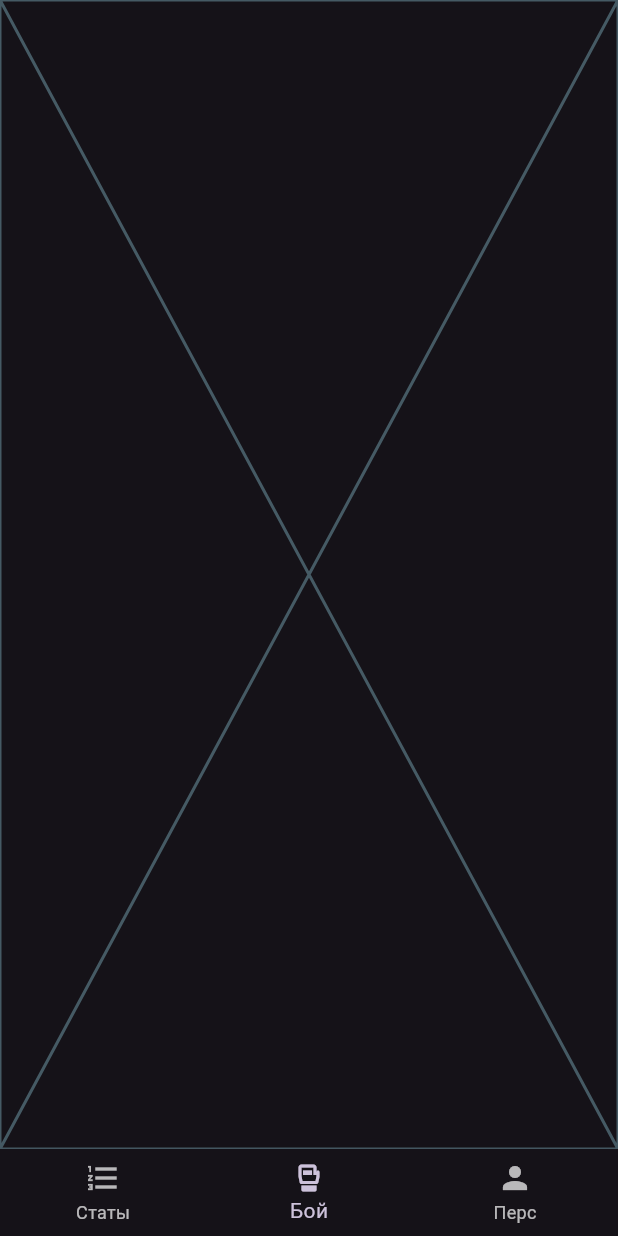
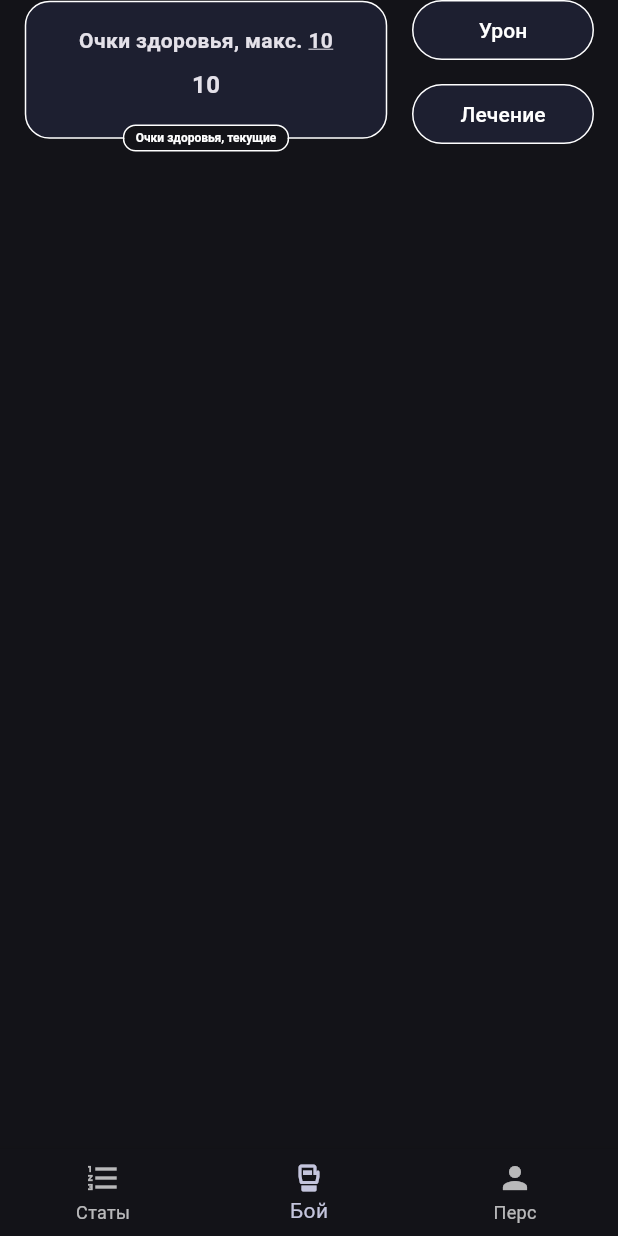
Before and after one commit to MaxSKuzin/dnd_character_list, a Flutter app: the screen it shows after launch, item 2 of the bottom bar chosen, on a phone screen of 412 x 824 dp. Run offline on Flutter 3.47's test engine with Material 3 defaults, Android fonts, the phone set to English and light mode, and no system bars; our stand-ins replace auto_route, flutter_bloc.

Commit message:
Added health section

```diff
--- a/analysis_options.yaml
+++ b/analysis_options.yaml
@@ -7,6 +7,9 @@
 
 # The following line activates a set of recommended lints for Flutter apps,
 # packages, and plugins designed to encourage good coding practices.
+analyzer:
+  errors:
+    use_build_context_synchronously: ignore
 include: package:flutter_lints/flutter.yaml
 
 linter:
--- a/lib/domain/bloc/player_cubit.dart
+++ b/lib/domain/bloc/player_cubit.dart
@@ -7,6 +7,10 @@ class PlayerCubit extends Cubit<Player> {
 
   void takeDamage(int value) {
     emit(state.takeDamage(value));
+  }
+
+  void heal(int health) {
+    emit(state.heal(health));
   }
 
   void shortRest(int health) {
--- a/lib/domain/models/player.dart
+++ b/lib/domain/models/player.dart
@@ -18,6 +18,7 @@ class Player {
   final List<Specialization> _classes;
   final List<Skill> _chosenSkills;
   late final int currentHits;
+  bool isDead;
 
   Player({
     required int strength,
@@ -29,6 +30,7 @@ class Player {
     required List<Specialization> classes,
     required List<Skill> chosenSkills,
     int? hits,
+    this.isDead = false,
   })  : assert(classes.isNotEmpty),
         _classes = classes,
         _strength = Stat(value: strength, kind: StatKind.strength),
@@ -57,20 +59,24 @@ class Player {
   int get maxHits => _classes.fold(0, (previous, spec) => previous + spec.hitPoints(this));
 
   Player takeDamage(int value) {
+    bool isDead = currentHits - value <= -maxHits;
     return _copyWith(
       currentHits: max(0, currentHits - value),
+      isDead: isDead,
     );
   }
 
   Player heal(int health) {
     return _copyWith(
-      currentHits: max(maxHits, currentHits + health),
+      currentHits: min(maxHits, currentHits + health),
+      isDead: false,
     );
   }
 
   Player healFull() {
     return _copyWith(
       currentHits: maxHits,
+      isDead: false,
     );
   }
 
@@ -152,6 +158,7 @@ class Player {
     isEqual &= _classes.equals(other._classes);
     isEqual &= _chosenSkills.equals(other._chosenSkills);
     isEqual &= currentHits == other.currentHits;
+    isEqual &= isDead == other.isDead;
 
     return isEqual;
   }
@@ -167,6 +174,7 @@ class Player {
         _classes,
         _chosenSkills,
         currentHits,
+        isDead,
       ]);
 
   Player _copyWith({
@@ -179,6 +187,7 @@ class Player {
     List<Specialization>? classes,
     List<Skill>? chosenSkills,
     int? currentHits,
+    bool? isDead,
   }) =>
       Player(
         strength: strength ?? this.strength.value,
@@ -190,5 +199,6 @@ class Player {
         classes: classes ?? this.classes,
         chosenSkills: chosenSkills ?? this.chosenSkills,
         hits: currentHits ?? this.currentHits,
+        isDead: isDead ?? this.isDead,
       );
 }
--- a/lib/main.dart
+++ b/lib/main.dart
@@ -33,11 +33,28 @@ class _MyAppState extends State<MyApp> {
       theme: ThemeData(
         extensions: [
           CustomColors(
-            cardColor: Color.fromARGB(255, 29, 31, 48),
+            cardColor: const Color.fromARGB(255, 29, 31, 48),
           ),
         ],
+        filledButtonTheme: FilledButtonThemeData(
+          style: FilledButton.styleFrom(
+            side: const BorderSide(
+              color: Colors.white,
+            ),
+            backgroundColor: const Color.fromARGB(255, 29, 31, 48),
+            foregroundColor: Colors.white,
+          ),
+        ),
+        outlinedButtonTheme: OutlinedButtonThemeData(
+          style: OutlinedButton.styleFrom(
+            side: const BorderSide(
+              color: Colors.white,
+            ),
+            foregroundColor: Colors.white,
+          ),
+        ),
         colorScheme: ColorScheme.fromSeed(
-          seedColor: Colors.deepPurple,
+          seedColor: const Color.fromARGB(255, 29, 31, 48),
           brightness: Brightness.dark,
         ),
         useMaterial3: true,
--- a/lib/presentation/battle_screen/battle_screen.dart
+++ b/lib/presentation/battle_screen/battle_screen.dart
@@ -1,4 +1,5 @@
 import 'package:auto_route/auto_route.dart';
+import 'package:dnd_character_list/presentation/battle_screen/widgets/health_section.dart';
 import 'package:flutter/material.dart';
 
 @RoutePage()
@@ -12,6 +13,16 @@ class BattleScreen extends StatefulWidget {
 class _BattleScreenState extends State<BattleScreen> {
   @override
   Widget build(BuildContext context) {
-    return const Placeholder();
+    return const SafeArea(
+      child: Padding(
+        padding: EdgeInsets.symmetric(horizontal: 16),
+        child: Column(
+          crossAxisAlignment: CrossAxisAlignment.stretch,
+          children: [
+            HealthSection(),
+          ],
+        ),
+      ),
+    );
   }
 }
--- /dev/null
+++ b/lib/presentation/battle_screen/widgets/health_section.dart
@@ -0,0 +1,120 @@
+import 'package:dnd_character_list/domain/bloc/player_cubit.dart';
+import 'package:dnd_character_list/presentation/common/widgets/inter_number_dialog.dart';
+import 'package:dnd_character_list/presentation/common/widgets/labeled_border.dart';
+import 'package:dnd_character_list/presentation/extensions/context_extensions.dart';
+import 'package:dnd_character_list/presentation/main_flow/player_model.dart';
+import 'package:flutter/material.dart';
+import 'package:flutter_bloc/flutter_bloc.dart';
+
+class HealthSection extends StatefulWidget {
+  const HealthSection({
+    super.key,
+  });
+
+  @override
+  State<HealthSection> createState() => _HealthSectionState();
+}
+
+class _HealthSectionState extends State<HealthSection> {
+  @override
+  Widget build(BuildContext context) {
+    final hits = PlayerModel.health(context);
+    final isDead = PlayerModel.isDead(context);
+
+    return Row(
+      crossAxisAlignment: CrossAxisAlignment.start,
+      children: [
+        Expanded(
+          flex: 2,
+          child: LabeledBorder(
+            backgroundColor: context.customColors?.cardColor,
+            text: 'Очки здоровья, текущие',
+            child: Padding(
+              padding: const EdgeInsets.all(16),
+              child: Column(
+                children: [
+                  RichText(
+                    text: TextSpan(
+                      children: [
+                        const TextSpan(text: 'Очки здоровья, макс. '),
+                        TextSpan(
+                          text: '${hits.$2}',
+                          style: const TextStyle(
+                            decoration: TextDecoration.underline,
+                          ),
+                        ),
+                      ],
+                      style: context.theme.textTheme.bodyMedium?.copyWith(
+                        fontWeight: FontWeight.w600,
+                      ),
+                    ),
+                  ),
+                  const SizedBox(
+                    height: 8,
+                  ),
+                  Text(
+                    isDead ? '💀' : '${hits.$1}',
+                    style: context.theme.textTheme.bodyMedium?.copyWith(
+                      fontWeight: FontWeight.w700,
+                      fontSize: 16,
+                    ),
+                  ),
+                  const SizedBox(
+                    height: 8,
+                  ),
+                ],
+              ),
+            ),
+          ),
+        ),
+        const SizedBox(
+          width: 16,
+        ),
+        Expanded(
+          child: Theme(
+            data: context.theme.copyWith(
+              filledButtonTheme: FilledButtonThemeData(
+                style: context.theme.filledButtonTheme.style?.copyWith(
+                  tapTargetSize: MaterialTapTargetSize.shrinkWrap,
+                ),
+              ),
+            ),
+            child: Column(
+              crossAxisAlignment: CrossAxisAlignment.stretch,
+              mainAxisAlignment: MainAxisAlignment.spaceBetween,
+              children: [
+                FilledButton(
+                  onPressed: () async {
+                    final damage = await InterNumberDialog.show(
+                      context,
+                      title: 'Введите полученный урон',
+                      labelText: 'Урон',
+                    );
+                    if (!mounted || damage == null) return;
+                    context.read<PlayerCubit>().takeDamage(damage);
+                  },
+                  child: const Text('Урон'),
+                ),
+                const SizedBox(
+                  height: 16,
+                ),
+                FilledButton(
+                  onPressed: () async {
+                    final health = await InterNumberDialog.show(
+                      context,
+                      title: 'Введите здоровье для восстановления',
+                      labelText: 'Лечение',
+                    );
+                    if (!mounted || health == null) return;
+                    context.read<PlayerCubit>().heal(health);
+                  },
+                  child: const Text('Лечение'),
+                ),
+              ],
+            ),
+          ),
+        ),
+      ],
+    );
+  }
+}
--- a/lib/presentation/main_flow/player_model.dart
+++ b/lib/presentation/main_flow/player_model.dart
@@ -38,7 +38,9 @@ class PlayerModel extends InheritedModel<PlayerAspect> {
           oldWidget.player.wisdom != player.wisdom;
     }
     if (dependencies.contains(PlayerAspect.health)) {
-      return oldWidget.player.currentHits != player.currentHits || oldWidget.player.maxHits != player.maxHits;
+      return oldWidget.player.currentHits != player.currentHits ||
+          oldWidget.player.maxHits != player.maxHits ||
+          oldWidget.player.isDead != player.isDead;
     }
     if (dependencies.contains(PlayerAspect.skills)) {
       return !oldWidget.player.skills.equals(player.skills);
@@ -73,4 +75,13 @@ class PlayerModel extends InheritedModel<PlayerAspect> {
   static Player getPlayer(BuildContext context) {
     return context.getInheritedWidgetOfExactType<PlayerModel>()!.player;
   }
+
+  static (int, int) health(BuildContext context) {
+    final player = InheritedModel.inheritFrom<PlayerModel>(context, aspect: PlayerAspect.health)!.player;
+    return (player.currentHits, player.maxHits);
+  }
+
+  static bool isDead(BuildContext context) {
+    return InheritedModel.inheritFrom<PlayerModel>(context, aspect: PlayerAspect.health)!.player.isDead;
+  }
 }
```
Also changed, not shown: lib/presentation/common/widgets/inter_number_dialog.dart (added, +93 -0 lines).
